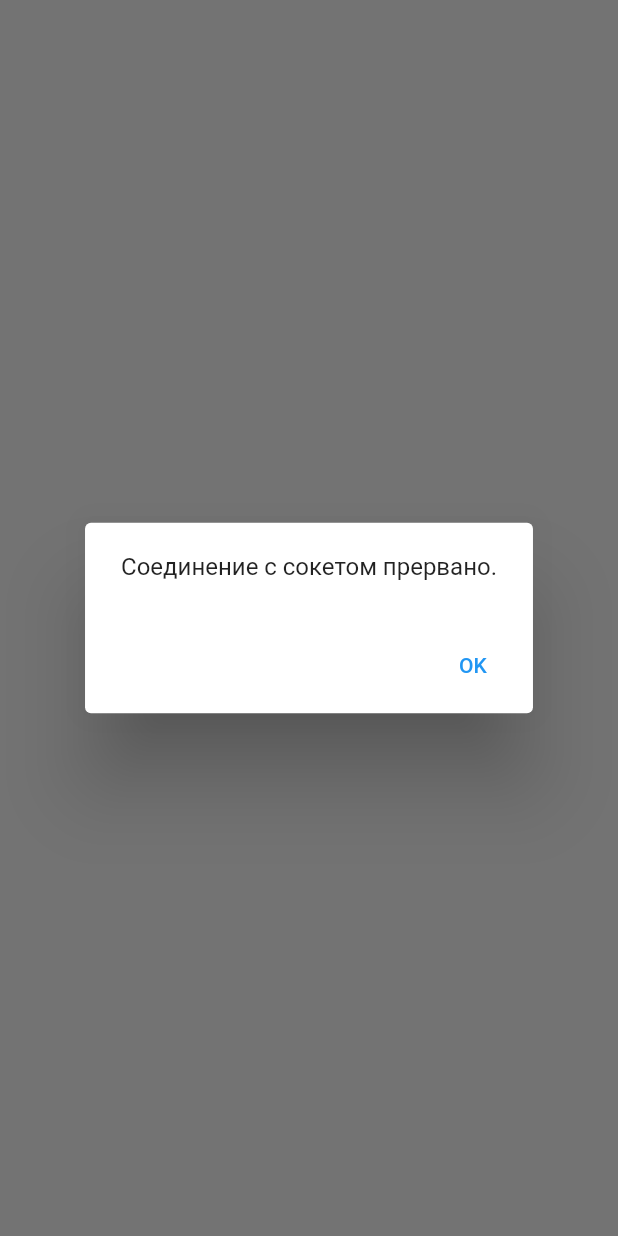
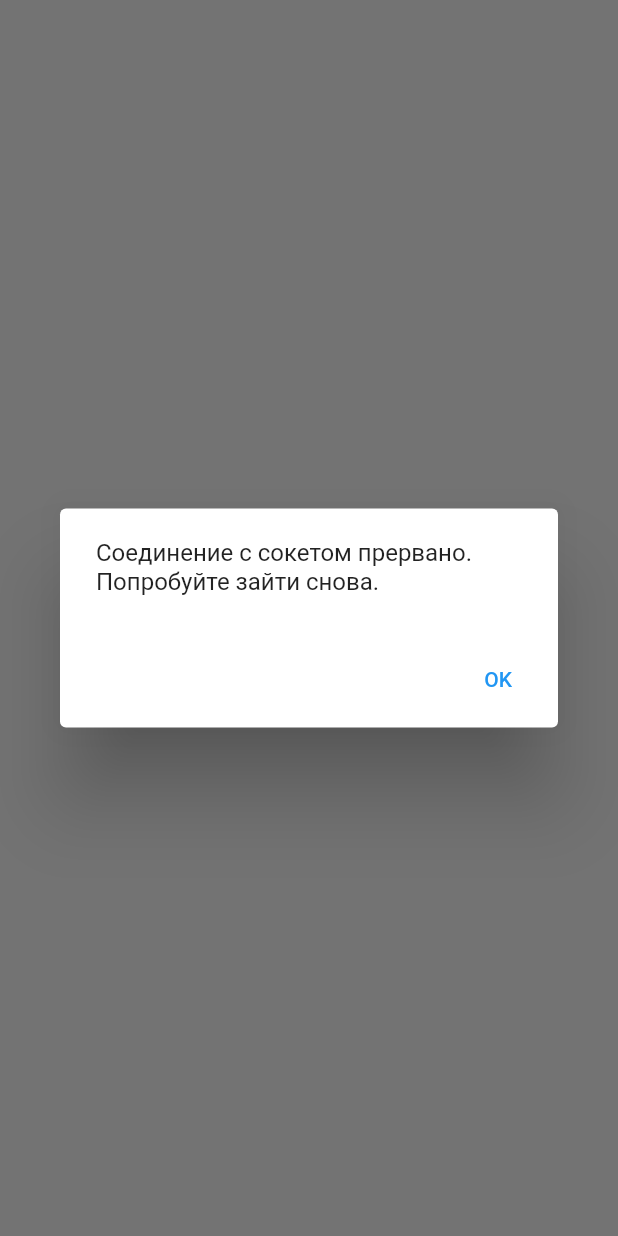
Before and after one commit to victor-semenovich-dev/operators, a Flutter app: what showConnectionClosedDialog() shows on an empty page, opened directly, on a phone screen of 412 x 824 dp. Run offline on Flutter 3.47's test engine with Material 3 defaults, Android fonts, the phone set to English and light mode, and no system bars; our stand-ins replace chopper, dropdown_button2, firebase_auth, firebase_core, firebase_database, firebase_messaging and 9 more; accounts and stored records are empty; generated files the repository leaves out were written again.

Commit message:
updated texts for error messages

```diff
--- a/lib/src/intercom2/ui/widget/custom_alert_dialog.dart
+++ b/lib/src/intercom2/ui/widget/custom_alert_dialog.dart
@@ -8,7 +8,7 @@ void showConnectionErrorDialog({
     builder: (context) {
       return CustomAlertDialog(
           message:
-              'Не удалось подключиться к сокету. Проверьте адрес сокета и убедитесь, что он запущен.');
+              'Не удалось подключиться к сокету. Убедитесь, что он запущен, и проверьте адрес.');
     },
   ).then((_) {
     Navigator.of(context).pop();
@@ -21,7 +21,8 @@ void showConnectionClosedDialog({
   showDialog(
     context: context,
     builder: (context) {
-      return CustomAlertDialog(message: 'Соединение с сокетом прервано.');
+      return CustomAlertDialog(
+          message: 'Соединение с сокетом прервано. Попробуйте зайти снова.');
     },
   ).then((_) {
     Navigator.of(context).pop();
```
